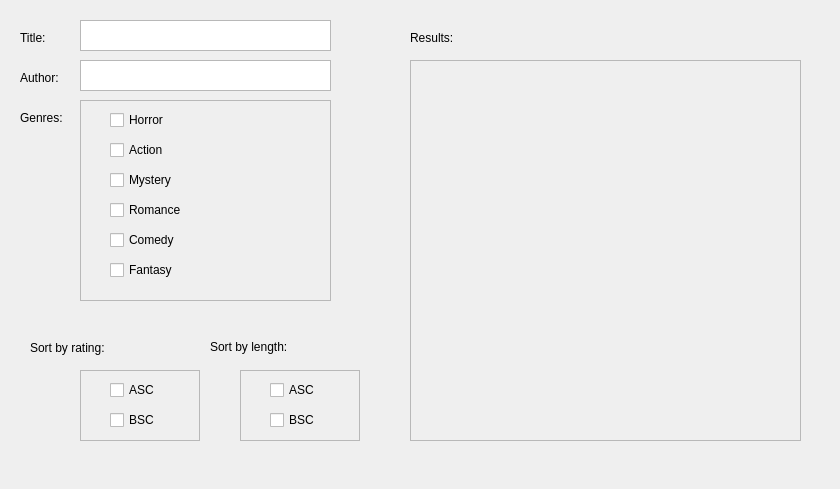
First picture: the form in LibraryManagementSystem/searchwindow.ui, repository omar-rabeh-18/LibraryManagementSystem, before the edit.
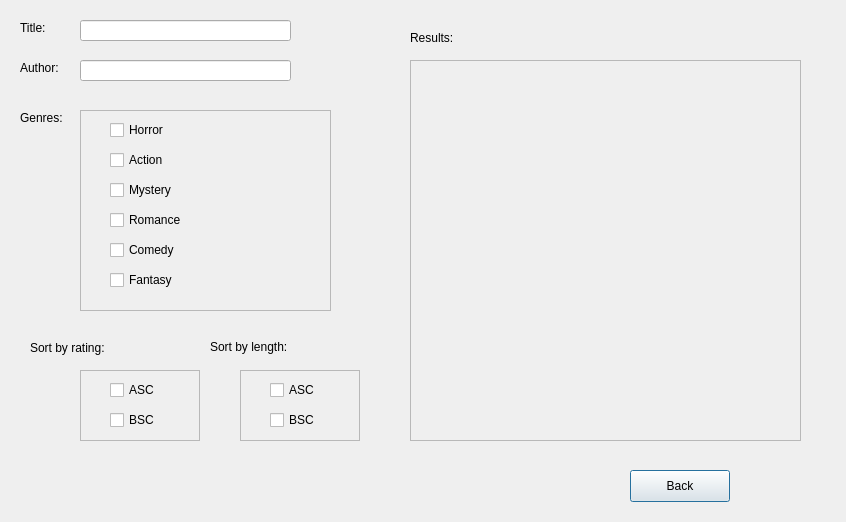
Second picture: the form after the edit.

```diff
--- a/LibraryManagementSystem/searchwindow.ui
+++ b/LibraryManagementSystem/searchwindow.ui
@@ -6,8 +6,8 @@
    <rect>
     <x>0</x>
     <y>0</y>
-    <width>840</width>
-    <height>489</height>
+    <width>846</width>
+    <height>522</height>
    </rect>
   </property>
   <property name="windowTitle">
@@ -17,7 +17,7 @@
    <property name="geometry">
     <rect>
      <x>20</x>
-     <y>30</y>
+     <y>20</y>
      <width>41</width>
      <height>16</height>
     </rect>
@@ -26,21 +26,11 @@
     <string>Title:</string>
    </property>
   </widget>
-  <widget class="QTextEdit" name="titleTextEdit">
-   <property name="geometry">
-    <rect>
-     <x>80</x>
-     <y>20</y>
-     <width>251</width>
-     <height>31</height>
-    </rect>
-   </property>
-  </widget>
   <widget class="QLabel" name="authorLabel">
    <property name="geometry">
     <rect>
      <x>20</x>
-     <y>70</y>
+     <y>60</y>
      <width>58</width>
      <height>16</height>
     </rect>
@@ -49,16 +39,6 @@
     <string>Author:</string>
    </property>
   </widget>
-  <widget class="QTextEdit" name="titleTextEdit_2">
-   <property name="geometry">
-    <rect>
-     <x>80</x>
-     <y>60</y>
-     <width>251</width>
-     <height>31</height>
-    </rect>
-   </property>
-  </widget>
   <widget class="QLabel" name="authorLabel_2">
    <property name="geometry">
     <rect>
@@ -76,7 +56,7 @@
    <property name="geometry">
     <rect>
      <x>80</x>
-     <y>100</y>
+     <y>110</y>
      <width>251</width>
      <height>201</height>
     </rect>
@@ -317,6 +297,39 @@
     </property>
    </widget>
   </widget>
+  <widget class="QLineEdit" name="titleLineEdit">
+   <property name="geometry">
+    <rect>
+     <x>80</x>
+     <y>20</y>
+     <width>211</width>
+     <height>21</height>
+    </rect>
+   </property>
+  </widget>
+  <widget class="QLineEdit" name="authorLineEdit">
+   <property name="geometry">
+    <rect>
+     <x>80</x>
+     <y>60</y>
+     <width>211</width>
+     <height>21</height>
+    </rect>
+   </property>
+  </widget>
+  <widget class="QPushButton" name="pushButton">
+   <property name="geometry">
+    <rect>
+     <x>630</x>
+     <y>470</y>
+     <width>100</width>
+     <height>32</height>
+    </rect>
+   </property>
+   <property name="text">
+    <string>Back</string>
+   </property>
+  </widget>
  </widget>
  <resources/>
  <connections/>
```
